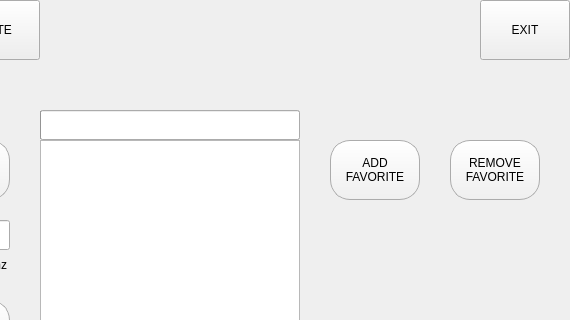
Old version of the form dialog.ui in the repository Vitalic66/DAB-FM-sundtek-api; both pictures show x 230 to 800 and y 0 to 320 of the 800 by 480 pixel window.
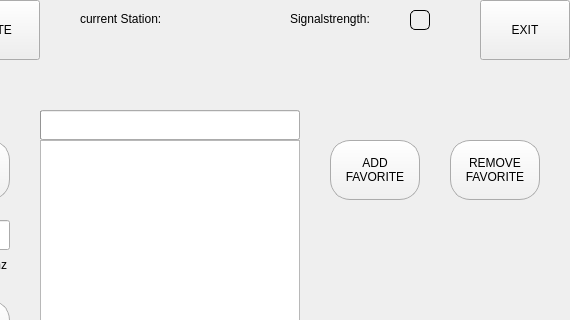
New version of the form. The open tabs and pages were chosen to show the change.

```diff
--- a/dialog.ui
+++ b/dialog.ui
@@ -685,6 +685,70 @@
       <string>EXIT</string>
      </property>
     </widget>
+    <widget class="QLabel" name="lbl_dab_strength_2">
+     <property name="geometry">
+      <rect>
+       <x>520</x>
+       <y>10</y>
+       <width>111</width>
+       <height>17</height>
+      </rect>
+     </property>
+     <property name="text">
+      <string>Signalstrength:</string>
+     </property>
+    </widget>
+    <widget class="QLabel" name="lbl_rds_station_2">
+     <property name="geometry">
+      <rect>
+       <x>310</x>
+       <y>10</y>
+       <width>111</width>
+       <height>17</height>
+      </rect>
+     </property>
+     <property name="text">
+      <string>current Station:</string>
+     </property>
+    </widget>
+    <widget class="QFrame" name="frame_dab_strength_2">
+     <property name="geometry">
+      <rect>
+       <x>640</x>
+       <y>10</y>
+       <width>20</width>
+       <height>20</height>
+      </rect>
+     </property>
+     <property name="styleSheet">
+      <string notr="true">border: 1px solid black; 
+border-radius: 5px;</string>
+     </property>
+     <property name="frameShape">
+      <enum>QFrame::StyledPanel</enum>
+     </property>
+     <property name="frameShadow">
+      <enum>QFrame::Raised</enum>
+     </property>
+    </widget>
+    <widget class="QLabel" name="lbl_rds_station_stream_2">
+     <property name="geometry">
+      <rect>
+       <x>310</x>
+       <y>30</y>
+       <width>171</width>
+       <height>31</height>
+      </rect>
+     </property>
+     <property name="font">
+      <font>
+       <pointsize>15</pointsize>
+      </font>
+     </property>
+     <property name="text">
+      <string/>
+     </property>
+    </widget>
    </widget>
    <widget class="QWidget" name="page_3">
     <widget class="QLabel" name="label">
```
Left out of the diff: 19 changed lines with no effect on the pictures.
